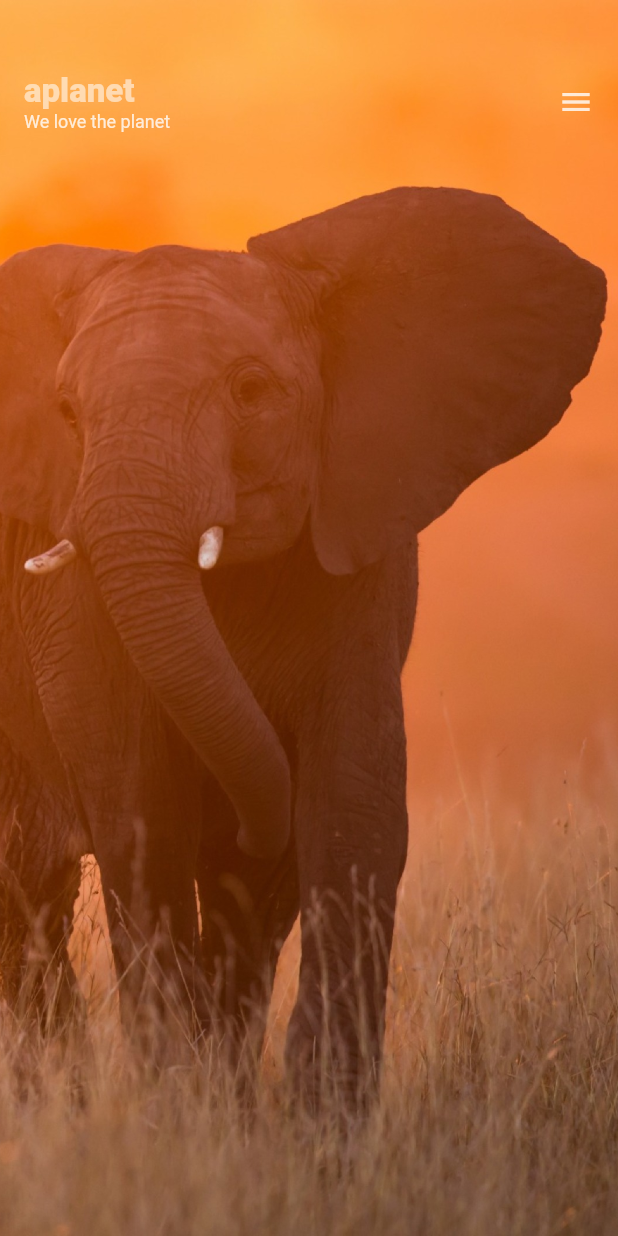
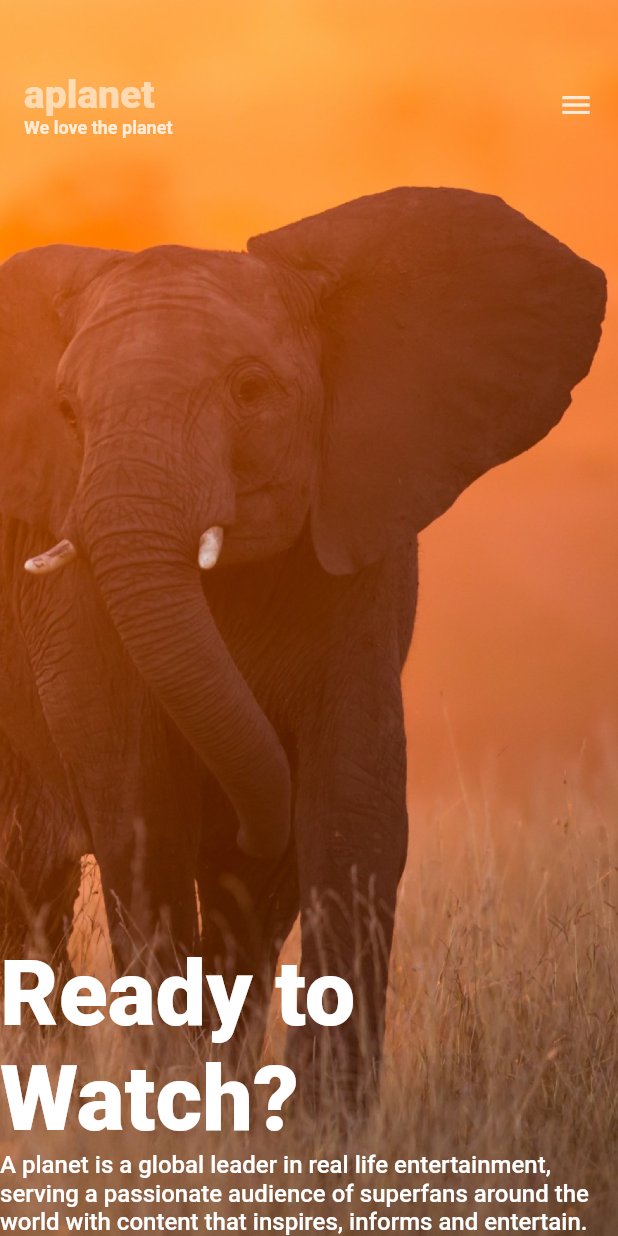
Before and after one commit to DaminduSandaruwan/AnimalPlanetUI, a Flutter app: the screen it shows after launch, on a phone screen of 412 x 824 dp. Run offline on Flutter 3.47's test engine with Material 2 defaults, Android fonts, the phone set to English and light mode, and no system bars; project files that could hold a hidden picture were left out.

Commit message:
Big Heading and Description Added

```diff
--- a/lib/screens/landing_screen.dart
+++ b/lib/screens/landing_screen.dart
@@ -1,4 +1,6 @@
 import 'package:animal_planet/common/custom_app_bar.dart';
+import 'package:animal_planet/utils/strings.dart';
+import 'package:animal_planet/utils/text_style.dart';
 import 'package:flutter/material.dart';
 
  class LandingScreen extends StatelessWidget {
@@ -16,6 +18,24 @@ import 'package:flutter/material.dart';
           Column(
             children: <Widget>[
               CustomAppBar(),
+              Spacer(),
+              RichText(
+              text: TextSpan(
+                children: [
+                  TextSpan(
+                    text: Strings.READY_TO_WATCH,
+                    style: TextStyles.bigHeadingTextStyle,
+                  ),
+                  TextSpan(
+                    text: "\n"
+                  ),
+                  TextSpan(
+                    text: Strings.READY_TO_WATCH_DESC,
+                    style: TextStyles.bodyTextStyle,
+                  ),
+                ],
+              ),
+            ),
             ],
           ),
          ],
--- a/lib/utils/strings.dart
+++ b/lib/utils/strings.dart
@@ -5,4 +5,7 @@ class Strings{
 
   static const String APP_NAME = "aplanet";
   static const String TAG_LINE = "We love the planet";
+  static const String READY_TO_WATCH = "Ready to Watch?";
+  static const String READY_TO_WATCH_DESC = "A planet is a global leader in real life entertainment, serving a passionate audience of superfans around the world with content that inspires, informs and entertain.";
+  static const String START_ENJOYING = "Start Enjoying";
 }
--- a/lib/utils/text_style.dart
+++ b/lib/utils/text_style.dart
@@ -4,14 +4,26 @@ class TextStyles{
   TextStyles._();
 
   static final TextStyle appNameTextStyle = TextStyle(
-    fontSize: 22,
+    fontSize: 26,
     fontWeight: FontWeight.w800,
     color: Colors.white.withOpacity(0.7),
   );
 
   static final TextStyle tagLineTextStyle = TextStyle(
     fontSize: 12,
-    fontWeight: FontWeight.w400,
+    fontWeight: FontWeight.w600,
+    color: Colors.white,
+  );
+
+  static final TextStyle bigHeadingTextStyle = TextStyle(
+    fontSize: 60,
+    fontWeight: FontWeight.w900,
+    color: Colors.white,
+  );
+
+  static final TextStyle bodyTextStyle = TextStyle(
+    fontSize: 16,
+    fontWeight: FontWeight.w500,
     color: Colors.white,
   );
 }
```
